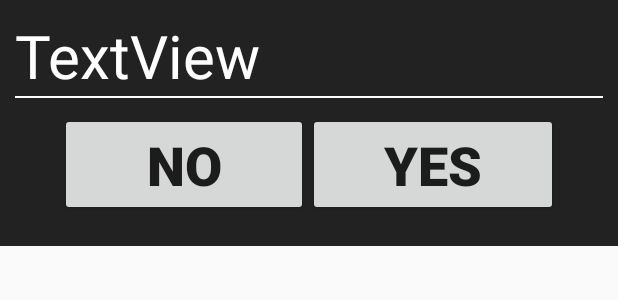
After one commit to OtagoPolytechnic/VisualScanSuite, an Android app: the layout confirmation_dialog.xml on its own in the app's theme, with its tools: preview values and no code run, on a phone screen of 412 x 824 dp. The commit adds this screen. Shown: the top 300 px of the screen. Run offline under Robolectric (Android 15) with nearby library versions, the phone set to English and light mode, and no system bars.

Commit message:
layout of dialog

```diff
--- a/VisScan/app/src/main/java/bit/harrl7/visscan/Activities/MainActivity.java
+++ b/VisScan/app/src/main/java/bit/harrl7/visscan/Activities/MainActivity.java
@@ -24,6 +24,7 @@ import java.io.IOException;
 import java.text.SimpleDateFormat;
 import java.util.Date;
 
+import bit.harrl7.visscan.DialogFragments.SaveFileDialogFragment;
 import bit.harrl7.visscan.Enums.ETestType;
 import bit.harrl7.visscan.IVisualTest;
 import bit.harrl7.visscan.Patient;
@@ -265,7 +266,11 @@ public class MainActivity extends AppCompatActivity
         {
             startActivity(chosenIntent);
         }
-        else {
+        else
+        {
+
+            new SaveFileDialogFragment().show(getFragmentManager(), "");
+/*
             AlertDialog.Builder builder = new AlertDialog.Builder(MainActivity.this);
             builder.setMessage("Would You Like To Save Your Results?.");
             builder.setCancelable(true);
@@ -295,7 +300,7 @@ public class MainActivity extends AppCompatActivity
                     });
 
             AlertDialog saveResultsDialog = builder.create();
-            saveResultsDialog.show();
+            saveResultsDialog.show();*/
         }
     }
 
--- /dev/null
+++ b/VisScan/app/src/main/java/bit/harrl7/visscan/DialogFragments/SaveFileDialogFragment.java
@@ -0,0 +1,47 @@
+package bit.harrl7.visscan.DialogFragments;
+
+
+import android.app.AlertDialog;
+import android.app.Dialog;
+import android.content.DialogInterface;
+import android.os.Bundle;
+import android.app.DialogFragment;
+import android.app.Fragment;
+import android.util.TypedValue;
+import android.view.LayoutInflater;
+import android.view.View;
+import android.view.ViewGroup;
+import android.widget.Button;
+import android.widget.TextView;
+
+import bit.harrl7.visscan.Activities.MainActivity;
+import bit.harrl7.visscan.R;
+
+/**
+ * A simple {@link Fragment} subclass.
+ */
+public class SaveFileDialogFragment extends DialogFragment {
+
+
+    public SaveFileDialogFragment() {
+        // Required empty public constructor
+    }
+
+
+    @Override
+    public Dialog onCreateDialog(Bundle savedInstanceState)
+    {
+        AlertDialog.Builder builder = new AlertDialog.Builder(getActivity());
+
+        View view = getActivity().getLayoutInflater().inflate(R.layout.confirmation_dialog, null);
+
+        //TextView message = (TextView)view.findViewById(R.id.txtLoginConfirmationMessage);
+      //  message.setText("Are you " + empName + "?");
+
+
+
+        builder.setView(view);
+        return builder.create();
+    }
+
+}
--- /dev/null
+++ b/VisScan/app/src/main/res/layout/confirmation_dialog.xml
@@ -0,0 +1,48 @@
+<?xml version="1.0" encoding="utf-8"?>
+<LinearLayout xmlns:android="http://schemas.android.com/apk/res/android"
+    android:orientation="vertical" android:layout_width="match_parent"
+    android:layout_height="wrap_content"
+    android:background="@color/colorDark"
+    android:padding="10dp">
+
+    <TextView
+        android:text="TextView"
+        android:layout_width="match_parent"
+        android:layout_height="wrap_content"
+        android:id="@+id/tvMessage"
+        android:textSize="40sp"
+        android:textColor="@color/white" />
+
+    <View
+        android:layout_width="match_parent"
+        android:layout_height="1dp"
+        android:background="@color/white">
+    </View>
+
+    <LinearLayout
+        android:orientation="horizontal"
+        android:layout_width="match_parent"
+        android:layout_height="match_parent"
+        android:layout_margin="10dp"
+        android:paddingLeft="20dp"
+        android:paddingRight="20dp">
+
+        <Button
+            android:text="No"
+            android:layout_width="wrap_content"
+            android:layout_height="match_parent"
+            android:id="@+id/btnNegative"
+            android:layout_weight="1"
+            android:textSize="36sp"
+            android:textStyle="normal|bold" />
+
+        <Button
+            android:text="Yes"
+            android:layout_width="wrap_content"
+            android:layout_height="match_parent"
+            android:id="@+id/btnPositive"
+            android:layout_weight="1"
+            android:textSize="36sp"
+            android:textStyle="normal|bold" />
+    </LinearLayout>
+</LinearLayout>
--- a/VisScan/app/src/main/res/values/strings.xml
+++ b/VisScan/app/src/main/res/values/strings.xml
@@ -1,6 +1,6 @@
 <resources>
     <string name="app_name">Visual Test Suite</string>
-    <string name="stim_description"/>
+    <string name="stim_description" />
 
     <!-- TODO: Remove or change this placeholder text -->
     <string name="hello_blank_fragment">Hello blank fragment</string>
```
